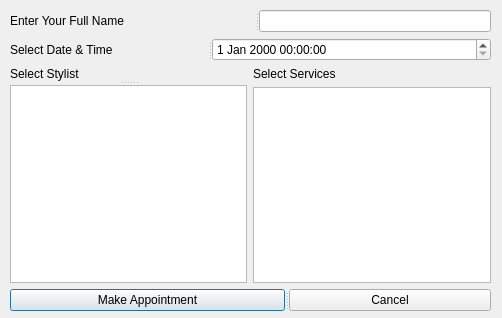
The window that QT6_QWidgets/QTGUI-1/dialog.ui (bsuman/QT6_CPP) describes before a commit, drawn with Qt 5.
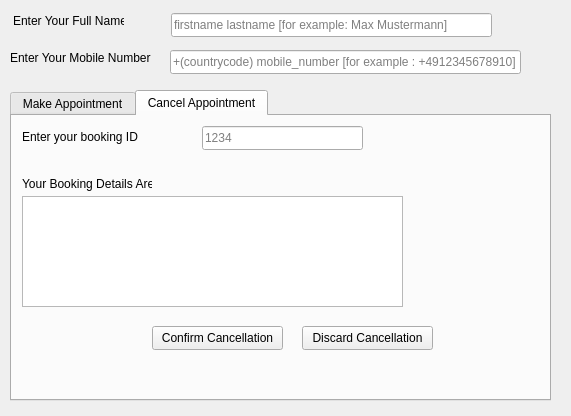
The same window after the commit.

Diff of the .ui file:
```diff
--- a/QT6_QWidgets/QTGUI-1/dialog.ui
+++ b/QT6_QWidgets/QTGUI-1/dialog.ui
@@ -6,113 +6,274 @@
    <rect>
     <x>0</x>
     <y>0</y>
-    <width>502</width>
-    <height>318</height>
+    <width>571</width>
+    <height>416</height>
    </rect>
   </property>
   <property name="windowTitle">
    <string>SalonAppointment</string>
   </property>
-  <widget class="QWidget" name="">
+  <widget class="QLabel" name="mobileNumlabel">
    <property name="geometry">
     <rect>
      <x>10</x>
-     <y>10</y>
-     <width>481</width>
-     <height>301</height>
+     <y>50</y>
+     <width>151</width>
+     <height>16</height>
     </rect>
    </property>
-   <layout class="QVBoxLayout" name="verticalLayout_3">
-    <item>
-     <layout class="QGridLayout" name="gridLayout">
-      <item row="0" column="0" colspan="2">
-       <layout class="QVBoxLayout" name="verticalLayout_2">
-        <item>
-         <widget class="QSplitter" name="splitter_3">
-          <property name="orientation">
-           <enum>Qt::Horizontal</enum>
-          </property>
-          <widget class="QLabel" name="label_2">
-           <property name="text">
-            <string>Enter Your Full Name</string>
-           </property>
-          </widget>
-          <widget class="QLineEdit" name="nameEdit"/>
-         </widget>
-        </item>
-        <item>
-         <widget class="QSplitter" name="splitter_4">
-          <property name="orientation">
-           <enum>Qt::Horizontal</enum>
-          </property>
-          <widget class="QLabel" name="label">
-           <property name="text">
-            <string>Select Date &amp; Time</string>
-           </property>
-          </widget>
-          <widget class="QDateTimeEdit" name="dateTimeEdit">
-           <property name="minimumDateTime">
-            <datetime>
-             <hour>0</hour>
-             <minute>0</minute>
-             <second>0</second>
-             <year>1752</year>
-             <month>9</month>
-             <day>14</day>
-            </datetime>
-           </property>
-          </widget>
-         </widget>
-        </item>
-       </layout>
-      </item>
-      <item row="1" column="0">
-       <widget class="QSplitter" name="splitter_2">
-        <property name="orientation">
-         <enum>Qt::Vertical</enum>
-        </property>
-        <widget class="QLabel" name="label_3">
+   <property name="text">
+    <string>Enter Your Mobile Number</string>
+   </property>
+  </widget>
+  <widget class="QLineEdit" name="mobileNumEdit">
+   <property name="geometry">
+    <rect>
+     <x>170</x>
+     <y>50</y>
+     <width>351</width>
+     <height>24</height>
+    </rect>
+   </property>
+   <property name="text">
+    <string/>
+   </property>
+   <property name="placeholderText">
+    <string>+(countrycode) mobile_number [for example : +4912345678910]</string>
+   </property>
+  </widget>
+  <widget class="QLabel" name="fullname_label">
+   <property name="geometry">
+    <rect>
+     <x>13</x>
+     <y>13</y>
+     <width>111</width>
+     <height>16</height>
+    </rect>
+   </property>
+   <property name="text">
+    <string>Enter Your Full Name</string>
+   </property>
+  </widget>
+  <widget class="QLineEdit" name="nameEdit">
+   <property name="geometry">
+    <rect>
+     <x>171</x>
+     <y>13</y>
+     <width>321</width>
+     <height>24</height>
+    </rect>
+   </property>
+   <property name="text">
+    <string/>
+   </property>
+   <property name="placeholderText">
+    <string>firstname lastname [for example: Max Mustermann]</string>
+   </property>
+  </widget>
+  <widget class="QTabWidget" name="chooseActionWidget">
+   <property name="geometry">
+    <rect>
+     <x>10</x>
+     <y>90</y>
+     <width>541</width>
+     <height>311</height>
+    </rect>
+   </property>
+   <property name="currentIndex">
+    <number>1</number>
+   </property>
+   <widget class="QWidget" name="makeAppTab">
+    <attribute name="title">
+     <string>Make Appointment</string>
+    </attribute>
+    <widget class="QWidget" name="makeAppWidget" native="true">
+     <property name="enabled">
+      <bool>true</bool>
+     </property>
+     <property name="geometry">
+      <rect>
+       <x>0</x>
+       <y>0</y>
+       <width>521</width>
+       <height>281</height>
+      </rect>
+     </property>
+     <widget class="QWidget" name="gridLayoutWidget">
+      <property name="geometry">
+       <rect>
+        <x>0</x>
+        <y>0</y>
+        <width>521</width>
+        <height>261</height>
+       </rect>
+      </property>
+      <layout class="QGridLayout" name="makeAppLayout">
+       <item row="5" column="0">
+        <widget class="QPushButton" name="makeAppBtn">
+         <property name="text">
+          <string>Make Appointment</string>
+         </property>
+        </widget>
+       </item>
+       <item row="3" column="2">
+        <widget class="QLabel" name="serviceslabel">
+         <property name="text">
+          <string>Select Services</string>
+         </property>
+        </widget>
+       </item>
+       <item row="1" column="2">
+        <widget class="QDateTimeEdit" name="dateTimeEdit">
+         <property name="minimumDateTime">
+          <datetime>
+           <hour>0</hour>
+           <minute>0</minute>
+           <second>0</second>
+           <year>1752</year>
+           <month>9</month>
+           <day>14</day>
+          </datetime>
+         </property>
+        </widget>
+       </item>
+       <item row="3" column="0">
+        <widget class="QLabel" name="stylistlabel">
          <property name="text">
           <string>Select Stylist</string>
          </property>
         </widget>
+       </item>
+       <item row="1" column="0">
+        <widget class="QLabel" name="dateTimelabel">
+         <property name="text">
+          <string>Select Date &amp; Time</string>
+         </property>
+        </widget>
+       </item>
+       <item row="4" column="2">
+        <widget class="QListWidget" name="servicesList"/>
+       </item>
+       <item row="4" column="0">
         <widget class="QListWidget" name="stylistList"/>
-       </widget>
-      </item>
-      <item row="1" column="1">
-       <layout class="QVBoxLayout" name="verticalLayout">
-        <item>
-         <widget class="QLabel" name="label_4">
-          <property name="text">
-           <string>Select Services</string>
-          </property>
-         </widget>
-        </item>
-        <item>
-         <widget class="QListWidget" name="servicesList"/>
-        </item>
-       </layout>
-      </item>
-     </layout>
-    </item>
-    <item>
-     <widget class="QSplitter" name="splitter">
-      <property name="orientation">
-       <enum>Qt::Horizontal</enum>
+       </item>
+       <item row="5" column="2">
+        <widget class="QPushButton" name="cancelBtn">
+         <property name="text">
+          <string>Cancel</string>
+         </property>
+        </widget>
+       </item>
+       <item row="0" column="0">
+        <spacer name="verticalSpacer">
+         <property name="orientation">
+          <enum>Qt::Vertical</enum>
+         </property>
+         <property name="sizeHint" stdset="0">
+          <size>
+           <width>20</width>
+           <height>40</height>
+          </size>
+         </property>
+        </spacer>
+       </item>
+      </layout>
+     </widget>
+    </widget>
+   </widget>
+   <widget class="QWidget" name="cancelTab">
+    <attribute name="title">
+     <string>Cancel Appointment</string>
+    </attribute>
+    <widget class="QWidget" name="cancelAppWidget" native="true">
+     <property name="geometry">
+      <rect>
+       <x>0</x>
+       <y>10</y>
+       <width>431</width>
+       <height>251</height>
+      </rect>
+     </property>
+     <widget class="QTableView" name="bookingDetailsTableView">
+      <property name="geometry">
+       <rect>
+        <x>10</x>
+        <y>70</y>
+        <width>381</width>
+        <height>111</height>
+       </rect>
       </property>
-      <widget class="QPushButton" name="makeAppBtn">
-       <property name="text">
-        <string>Make Appointment</string>
-       </property>
-      </widget>
-      <widget class="QPushButton" name="cancelBtn">
-       <property name="text">
-        <string>Cancel</string>
-       </property>
-      </widget>
      </widget>
-    </item>
-   </layout>
+     <widget class="QLabel" name="bookingNumLabel">
+      <property name="geometry">
+       <rect>
+        <x>10</x>
+        <y>0</y>
+        <width>131</width>
+        <height>21</height>
+       </rect>
+      </property>
+      <property name="text">
+       <string>Enter your booking ID</string>
+      </property>
+     </widget>
+     <widget class="QPushButton" name="pushButton">
+      <property name="geometry">
+       <rect>
+        <x>290</x>
+        <y>200</y>
+        <width>131</width>
+        <height>24</height>
+       </rect>
+      </property>
+      <property name="text">
+       <string>Discard Cancellation</string>
+      </property>
+     </widget>
+     <widget class="QPushButton" name="cancelAppButton">
+      <property name="geometry">
+       <rect>
+        <x>140</x>
+        <y>200</y>
+        <width>131</width>
+        <height>24</height>
+       </rect>
+      </property>
+      <property name="text">
+       <string>Confirm Cancellation</string>
+      </property>
+     </widget>
+     <widget class="QLineEdit" name="bookingNumEdit">
+      <property name="geometry">
+       <rect>
+        <x>190</x>
+        <y>0</y>
+        <width>161</width>
+        <height>24</height>
+       </rect>
+      </property>
+      <property name="text">
+       <string/>
+      </property>
+      <property name="placeholderText">
+       <string>1234</string>
+      </property>
+     </widget>
+     <widget class="QLabel" name="bookingDetailsLabel">
+      <property name="geometry">
+       <rect>
+        <x>10</x>
+        <y>50</y>
+        <width>130</width>
+        <height>16</height>
+       </rect>
+      </property>
+      <property name="text">
+       <string>Your Booking Details Are</string>
+      </property>
+     </widget>
+    </widget>
+   </widget>
   </widget>
  </widget>
  <resources/>
```
Left out of the diff: 19 changed lines with no effect on the pictures.
